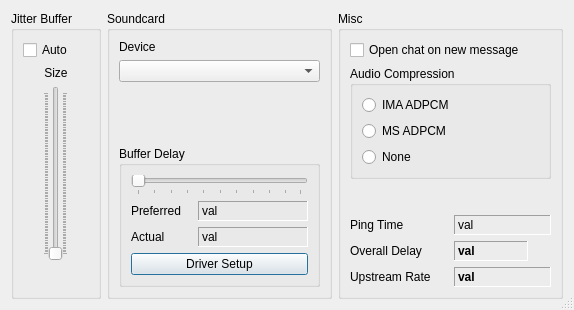
Daninet/jamulus, file src/clientsettingsdlgbase.ui: the form before one commit.
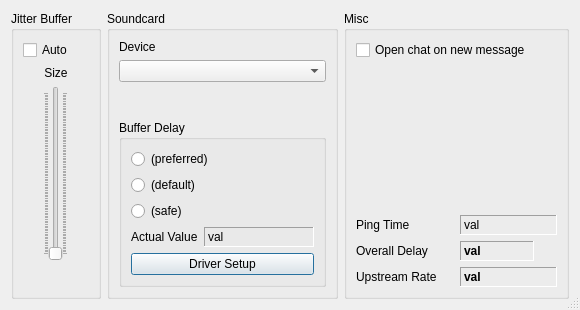
The form after the commit. Icons and pictures are not drawn. Custom widgets are drawn as their Qt base class.

Patch:
```diff
--- a/src/clientsettingsdlgbase.ui
+++ b/src/clientsettingsdlgbase.ui
@@ -212,8 +212,8 @@
         </property>
         <property name="sizeHint" >
          <size>
-          <width>201</width>
-          <height>20</height>
+          <width>71</width>
+          <height>16</height>
          </size>
         </property>
        </spacer>
@@ -225,54 +225,32 @@
         </property>
         <layout class="QVBoxLayout" >
          <item>
-          <widget class="QSlider" name="SliderSndCrdBufferDelay" >
-           <property name="orientation" >
-            <enum>Qt::Horizontal</enum>
+          <widget class="QRadioButton" name="rButBufferDelayPreferred" >
+           <property name="text" >
+            <string>(preferred)</string>
            </property>
-           <property name="tickPosition" >
-            <enum>QSlider::TicksBelow</enum>
+          </widget>
+         </item>
+         <item>
+          <widget class="QRadioButton" name="rButBufferDelayDefault" >
+           <property name="text" >
+            <string>(default)</string>
            </property>
           </widget>
          </item>
          <item>
-          <layout class="QHBoxLayout" >
-           <item>
-            <widget class="QLabel" name="TextSndCrdBufDelayPreferred" >
-             <property name="text" >
-              <string>Preferred</string>
-             </property>
-             <property name="wordWrap" >
-              <bool>true</bool>
-             </property>
-            </widget>
-           </item>
-           <item>
-            <widget class="QLabel" name="TextLabelPreferredSndCrdBufDelay" >
-             <property name="minimumSize" >
-              <size>
-               <width>110</width>
-               <height>20</height>
-              </size>
-             </property>
-             <property name="frameShape" >
-              <enum>QFrame::Panel</enum>
-             </property>
-             <property name="frameShadow" >
-              <enum>QFrame::Sunken</enum>
-             </property>
-             <property name="text" >
-              <string>val</string>
-             </property>
-            </widget>
-           </item>
-          </layout>
+          <widget class="QRadioButton" name="rButBufferDelaySafe" >
+           <property name="text" >
+            <string>(safe)</string>
+           </property>
+          </widget>
          </item>
          <item>
           <layout class="QHBoxLayout" >
            <item>
             <widget class="QLabel" name="TextSndCrdBufDelayActual" >
              <property name="text" >
-              <string>Actual</string>
+              <string>Actual Value</string>
              </property>
             </widget>
            </item>
@@ -323,36 +301,6 @@
         </property>
        </widget>
       </item>
-      <item>
-       <widget class="QGroupBox" name="groupBoxAudioCompressionType" >
-        <property name="title" >
-         <string>Audio Compression</string>
-        </property>
-        <layout class="QVBoxLayout" >
-         <item>
-          <widget class="QRadioButton" name="radioButtonIMA_ADPCM" >
-           <property name="text" >
-            <string>IMA ADPCM</string>
-           </property>
-          </widget>
-         </item>
-         <item>
-          <widget class="QRadioButton" name="radioButtonMS_ADPCM" >
-           <property name="text" >
-            <string>MS ADPCM</string>
-           </property>
-          </widget>
-         </item>
-         <item>
-          <widget class="QRadioButton" name="radioButtonNoAudioCompr" >
-           <property name="text" >
-            <string>None</string>
-           </property>
-          </widget>
-         </item>
-        </layout>
-       </widget>
-      </item>
       <item>
        <spacer>
         <property name="orientation" >
```
